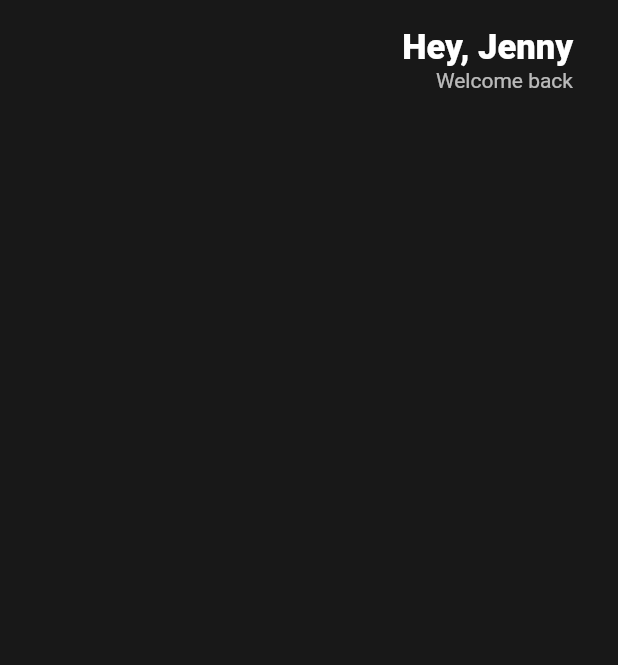
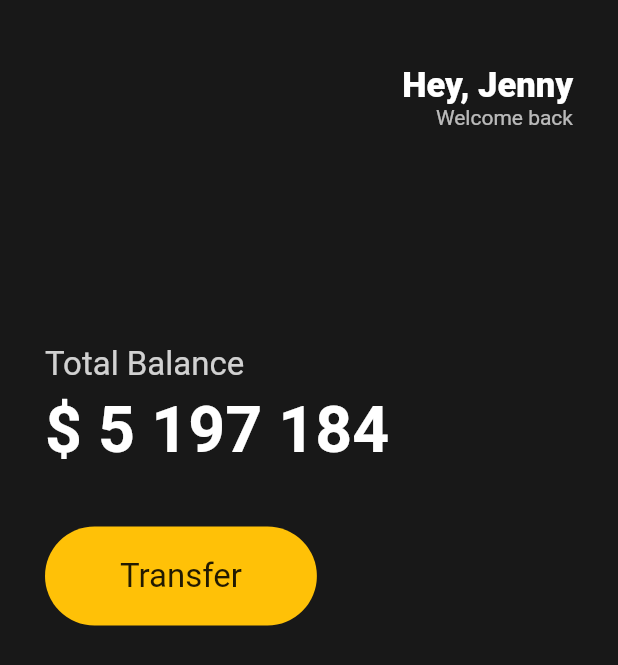
Before and after one commit to ayoung0073/flutter-practice, a Flutter app: the screen it shows after launch, on a phone screen of 412 x 824 dp. Shown: the top 665 px of the screen. Run offline on Flutter 3.47's test engine with Material 2 defaults, Android fonts, the phone set to English and light mode, and no system bars.

Commit message:
feat: add button selecton

```diff
--- a/toonflix/lib/main.dart
+++ b/toonflix/lib/main.dart
@@ -32,15 +32,18 @@ class App extends StatelessWidget {
             body: Padding(
               padding: EdgeInsets.symmetric(horizontal: 30),
               child: Column(
+                crossAxisAlignment: CrossAxisAlignment.start,
                 children: [
                   Row(
                     mainAxisAlignment:
                         MainAxisAlignment.end, // 하나의 Row(수평 방향)에서 가장 끝으로
                     children: [
                       SizedBox(
+                        // Total Balance 텍스트 위의 공간을 만들어준다.
                         // SizedBox를 이용해서 공간을 만든다.
-                        height: 80,
+                        height: 130,
                       ),
+                      // Total Balance 텍스트 위의 공간을 만들어준다.
                       Column(
                         crossAxisAlignment: CrossAxisAlignment.end,
                         children: [
@@ -51,10 +54,52 @@ class App extends StatelessWidget {
                                   fontWeight: FontWeight.w800)),
                           Text(
                             "Welcome back",
-                            style:
-                                TextStyle(color: Colors.white.withOpacity(0.7)),
+                            style: TextStyle(
+                              color: Colors.white.withOpacity(0.7),
+                            ),
                           ),
                         ],
+                      )
+                    ],
+                  ),
+                  SizedBox(
+                    height: 100,
+                  ),
+                  Text(
+                    "Total Balance",
+                    style: TextStyle(
+                        color: Colors.white.withOpacity(0.8), fontSize: 22),
+                  ),
+                  SizedBox(
+                    height: 5,
+                  ),
+                  Text(
+                    "\$ 5 197 184",
+                    style: TextStyle(
+                      color: Colors.white,
+                      fontWeight: FontWeight.w600,
+                      fontSize: 43,
+                    ),
+                  ),
+                  SizedBox(
+                    height: 40,
+                  ),
+                  Row(
+                    // Container Widget
+                    // div. child를 갖고 있는 div
+                    children: [
+                      Container(
+                        decoration: BoxDecoration(
+                            color: Colors.amber,
+                            borderRadius: BorderRadius.circular(40)),
+                        child: Padding(
+                          padding: EdgeInsets.symmetric(
+                              vertical: 20, horizontal: 50),
+                          child: Text(
+                            "Transfer",
+                            style: TextStyle(fontSize: 22),
+                          ),
+                        ),
                       )
                     ],
                   )
```
